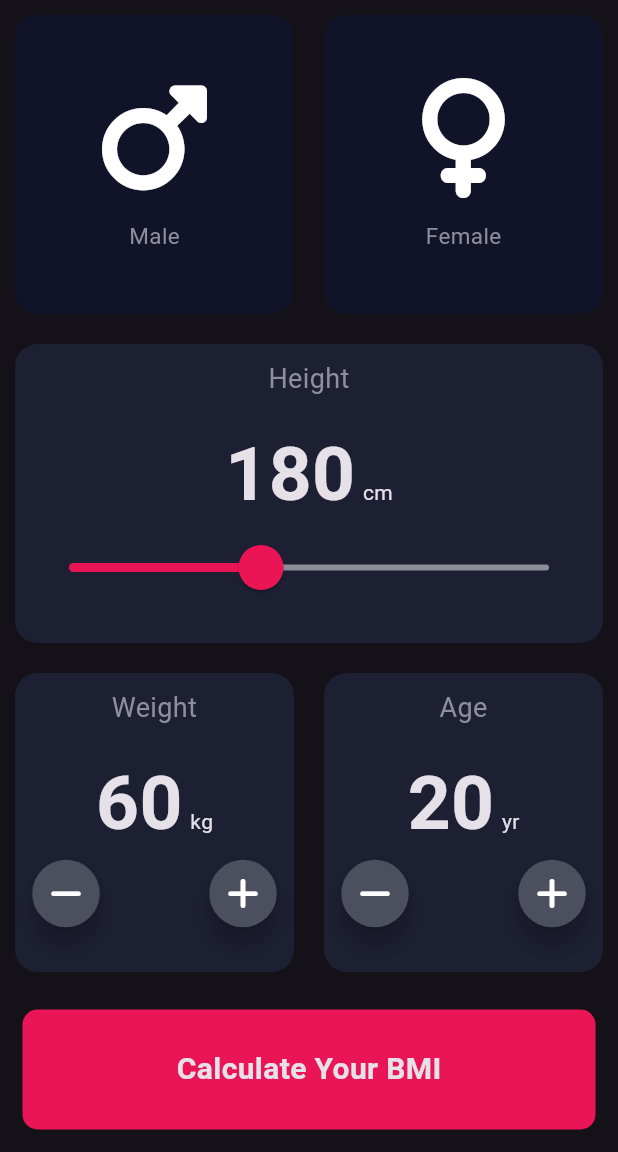
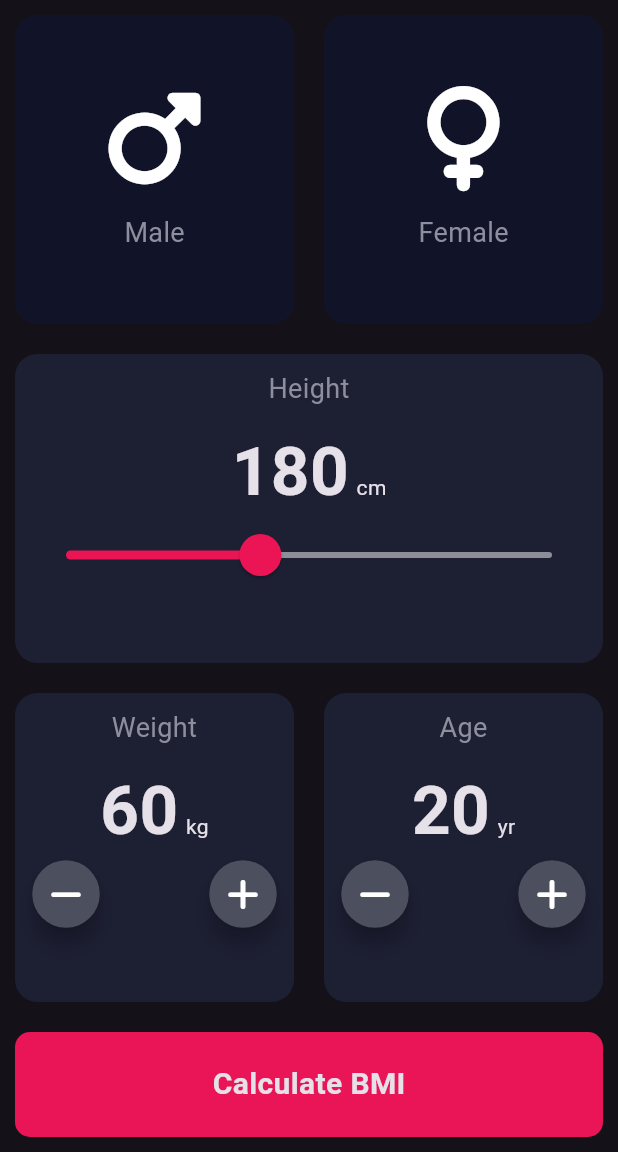
Before and after one commit to Muhammed-Jasir-M/Calculator-App, a Flutter app: the screen it shows after launch, on a phone screen of 412 x 824 dp, the part 84-1236 px from its top. Run offline on Flutter 3.47's test engine with Material 3 defaults, Android fonts, the phone set to English and light mode, and no system bars; our stand-ins replace font_awesome_flutter, math_expressions.

Commit message:
BMI result screen UI added

```diff
--- a/lib/constants/colors.dart
+++ b/lib/constants/colors.dart
@@ -21,6 +21,8 @@ class CColors {
   static const inActiveSliderColor = Color(0xFF8D8E98);
   static const floatingButtonBgColor = Color(0xFF4C4F5E);
   static const floatingButtonTextColor = Color(0xFFFFFFFF);
+
+  static const greenText = Color(0xFF37DC85);
 }
 
 enum Gender { male, female }
--- a/lib/screens/bmi_calculator/bmi_calculator_screen.dart
+++ b/lib/screens/bmi_calculator/bmi_calculator_screen.dart
@@ -1,6 +1,8 @@
 import 'package:calculator_app/constants/colors.dart';
-import 'package:calculator_app/widgets/bmi_calculator/bmi_calculator_screen/text_value_button_slider_card.dart';
-import 'package:calculator_app/widgets/bmi_calculator/bmi_calculator_screen/gender_card.dart';
+import 'package:calculator_app/screens/bmi_calculator/bmi_result_screen.dart';
+import 'package:calculator_app/widgets/bmi_calculator/text_value_button_slider_card.dart';
+import 'package:calculator_app/widgets/bmi_calculator/gender_card.dart';
+import 'package:calculator_app/widgets/bmi_calculator/container_button.dart';
 import 'package:calculator_app/widgets/common/app_bar.dart';
 import 'package:flutter/material.dart';
 import 'package:font_awesome_flutter/font_awesome_flutter.dart';
@@ -26,8 +28,9 @@ class _BmiCalculatorScreenState extends State<BmiCalculatorScreen> {
       appBar: const CAppBar(title: 'BMI Calculator'),
       // Body
       body: Column(
+        mainAxisAlignment: MainAxisAlignment.center,
         children: [
-          // First Row
+          // Gender Card Row
           Expanded(
             child: Row(
               children: [
@@ -71,10 +74,11 @@ class _BmiCalculatorScreenState extends State<BmiCalculatorScreen> {
             showSlider: true,
           ),
 
-          // Weight Button Card
+          // Weight & Age Card Row
           Expanded(
             child: Row(
               children: [
+                // Weight Button Card
                 CTextValueSliderAndButtonCard(
                   text: 'Weight',
                   value: weight,
@@ -104,23 +108,16 @@ class _BmiCalculatorScreenState extends State<BmiCalculatorScreen> {
           ),
 
           // Calculate Button
-          Container(
-            height: 80.0,
-            width: double.infinity,
-            margin: const EdgeInsets.all(15.0),
-            decoration: BoxDecoration(
-              color: CColors.calculateButtonColor,
-              borderRadius: BorderRadius.circular(10.0),
-            ),
-            child: const Center(
-              child: Text(
-                'Calculate Your BMI',
-                style: TextStyle(
-                  fontSize: 20.0,
-                  fontWeight: FontWeight.bold,
+          CContainerButton(
+            text: 'Calculate BMI',
+            onTap: () {
+              Navigator.push(
+                context,
+                MaterialPageRoute(
+                  builder: (context) => const BmiResultScreen(),
                 ),
-              ),
-            ),
+              );
+            },
           ),
         ],
       ),
--- a/lib/widgets/bmi_calculator/bmi_calculator_screen/reusable_card.dart
+++ /dev/null
@@ -1,25 +0,0 @@
-import 'package:flutter/material.dart';
-
-class CReusableCard extends StatelessWidget {
-  const CReusableCard({
-    super.key,
-    required this.bgColor,
-    this.child,
-  });
-
-  final Color bgColor;
-  final Widget? child;
-
-  @override
-  Widget build(BuildContext context) {
-    return Container(
-      margin: const EdgeInsets.all(10.0),
-      padding: const EdgeInsets.all(10.0),
-      decoration: BoxDecoration(
-        color: bgColor,
-        borderRadius: BorderRadius.circular(15.0),
-      ),
-      child: child,
-    );
-  }
-}
--- /dev/null
+++ b/lib/widgets/bmi_calculator/container_button.dart
@@ -0,0 +1,37 @@
+import 'package:calculator_app/constants/colors.dart';
+import 'package:flutter/material.dart';
+
+class CContainerButton extends StatelessWidget {
+  const CContainerButton({
+    super.key,
+    required this.text, required this.onTap,
+  });
+
+  final String text;
+  final VoidCallback onTap;
+
+  @override
+  Widget build(BuildContext context) {
+    return GestureDetector(
+      onTap: onTap,
+      child: Container(
+        height: 70.0,
+        width: double.infinity,
+        margin: const EdgeInsets.all(10.0),
+        decoration: BoxDecoration(
+          color: CColors.calculateButtonColor,
+          borderRadius: BorderRadius.circular(10.0),
+        ),
+        child: Center(
+          child: Text(
+            text,
+            style: const TextStyle(
+              fontSize: 20.0,
+              fontWeight: FontWeight.bold,
+            ),
+          ),
+        ),
+      ),
+    );
+  }
+}
--- a/lib/widgets/bmi_calculator/bmi_calculator_screen/gender_card.dart
+++ b/lib/widgets/bmi_calculator/gender_card.dart
@@ -1,6 +1,6 @@
 import 'package:calculator_app/constants/colors.dart';
-import 'package:calculator_app/widgets/bmi_calculator/bmi_calculator_screen/icon_details.dart';
-import 'package:calculator_app/widgets/bmi_calculator/bmi_calculator_screen/reusable_card.dart';
+import 'package:calculator_app/widgets/bmi_calculator/icon_details.dart';
+import 'package:calculator_app/widgets/bmi_calculator/reusable_card.dart';
 import 'package:flutter/material.dart';
 
 class CGenderCard extends StatelessWidget {
--- a/lib/widgets/bmi_calculator/bmi_calculator_screen/icon_details.dart
+++ b/lib/widgets/bmi_calculator/icon_details.dart
@@ -16,12 +16,12 @@ class CIconDetails extends StatelessWidget {
     return Column(
       mainAxisAlignment: MainAxisAlignment.center,
       children: [
-        Icon(icon, size: 80.0),
+        Icon(icon, size: 70.0),
         const SizedBox(height: 15.0),
         Text(
           text,
           style: const TextStyle(
-            fontSize: 15,
+            fontSize: 18,
             color: CColors.iconTextColor,
           ),
         ),
--- /dev/null
+++ b/lib/widgets/bmi_calculator/reusable_card.dart
@@ -0,0 +1,30 @@
+import 'package:flutter/material.dart';
+
+class CReusableCard extends StatelessWidget {
+  const CReusableCard({
+    super.key,
+    required this.bgColor,
+    this.child,
+    this.width,
+  });
+
+  final Color bgColor;
+  final Widget? child;
+  final double? width;
+
+  @override
+  Widget build(BuildContext context) {
+    return SizedBox(
+      width: width,
+      child: Container(
+        margin: const EdgeInsets.all(10.0),
+        padding: const EdgeInsets.all(10.0),
+        decoration: BoxDecoration(
+          color: bgColor,
+          borderRadius: BorderRadius.circular(15.0),
+        ),
+        child: child,
+      ),
+    );
+  }
+}
--- a/lib/widgets/bmi_calculator/bmi_calculator_screen/text_value_button_slider_card.dart
+++ b/lib/widgets/bmi_calculator/text_value_button_slider_card.dart
@@ -1,6 +1,6 @@
 import 'package:calculator_app/constants/colors.dart';
-import 'package:calculator_app/widgets/bmi_calculator/bmi_calculator_screen/reusable_card.dart';
-import 'package:calculator_app/widgets/bmi_calculator/bmi_calculator_screen/round_icon_button.dart';
+import 'package:calculator_app/widgets/bmi_calculator/reusable_card.dart';
+import 'package:calculator_app/widgets/bmi_calculator/round_icon_button.dart';
 import 'package:flutter/material.dart';
 import 'package:font_awesome_flutter/font_awesome_flutter.dart';
 
@@ -35,7 +35,7 @@ class CTextValueSliderAndButtonCard extends StatelessWidget {
               ),
               textAlign: TextAlign.center,
             ),
-            const SizedBox(height: 15.0),
+            const SizedBox(height: 10.0),
             Row(
               mainAxisAlignment: MainAxisAlignment.center,
               crossAxisAlignment: CrossAxisAlignment.baseline,
@@ -44,7 +44,7 @@ class CTextValueSliderAndButtonCard extends StatelessWidget {
                 Text(
                   value.toString(),
                   style: const TextStyle(
-                    fontSize: 50.0,
+                    fontSize: 45.0,
                     fontWeight: FontWeight.bold,
                   ),
                 ),
@@ -52,6 +52,8 @@ class CTextValueSliderAndButtonCard extends StatelessWidget {
                 Text(unit),
               ],
             ),
+
+            // Add & Minus Button
             if (showButton)
               Row(
                 mainAxisAlignment: MainAxisAlignment.spaceBetween,
@@ -62,7 +64,6 @@ class CTextValueSliderAndButtonCard extends StatelessWidget {
                       onValueChanged(value - 1);
                     },
                   ),
-                  const SizedBox(width: 10),
                   CRoundIconButton(
                     icon: FontAwesomeIcons.plus,
                     onPressed: () {
@@ -71,11 +72,13 @@ class CTextValueSliderAndButtonCard extends StatelessWidget {
                   ),
                 ],
               ),
+
+            // Slider Component
             if (showSlider)
               SliderTheme(
                 data: const SliderThemeData(
-                  thumbShape: RoundSliderThumbShape(enabledThumbRadius: 15.0),
-                  overlayShape: RoundSliderOverlayShape(overlayRadius: 26.0),
+                  thumbShape: RoundSliderThumbShape(enabledThumbRadius: 14.0),
+                  overlayShape: RoundSliderOverlayShape(overlayRadius: 24.0),
                 ),
                 child: Slider(
                   value: value.toDouble(),
--- a/lib/widgets/common/app_bar.dart
+++ b/lib/widgets/common/app_bar.dart
@@ -1,9 +1,16 @@
 import 'package:flutter/material.dart';
 
 class CAppBar extends StatelessWidget implements PreferredSizeWidget {
-  const CAppBar({super.key, required this.title,});
+  const CAppBar({
+    super.key,
+    required this.title,
+    this.showBackArrow = false,
+    this.actions,
+  });
 
   final String title;
+  final bool showBackArrow;
+  final List<Widget>? actions;
 
   @override
   Widget build(BuildContext context) {
@@ -16,6 +23,14 @@ class CAppBar extends StatelessWidget implements PreferredSizeWidget {
           fontWeight: FontWeight.w600,
         ),
       ),
+      leading: showBackArrow
+          ? IconButton(
+              onPressed: () {
+                Navigator.pop(context, true);
+              },
+              icon: const Icon(Icons.arrow_left))
+          : null,
+      actions: actions,
       backgroundColor: Colors.green,
     );
   }
```
Also changed, not shown: lib/screens/bmi_calculator/bmi_result_screen.dart (added, +83 -0 lines), lib/widgets/bmi_calculator/round_icon_button.dart (renamed from lib/widgets/bmi_calculator/bmi_calculator_screen/round_icon_button.dart).
